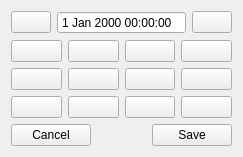
Before: the Qt Designer form WidgetsModule/Widgets/DateTime/widgetsmonthpicker.ui in HowCanidothis/DevLib, drawn with Qt 5.
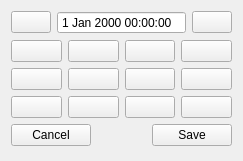
After: the same form once the commit is applied. Custom widgets are drawn as their Qt base class.

Commit message: remove margins and added property to show/hide buttons lastEditRow only for last

What changed in the file:
```diff
--- a/WidgetsModule/Widgets/DateTime/widgetsmonthpicker.ui
+++ b/WidgetsModule/Widgets/DateTime/widgetsmonthpicker.ui
@@ -6,8 +6,8 @@
    <rect>
     <x>0</x>
     <y>0</y>
-    <width>207</width>
-    <height>153</height>
+    <width>212</width>
+    <height>161</height>
    </rect>
   </property>
   <property name="windowTitle">
```
Left out of the diff: 4 changed lines with no effect on the pictures. The commit also changes 4 other files.
